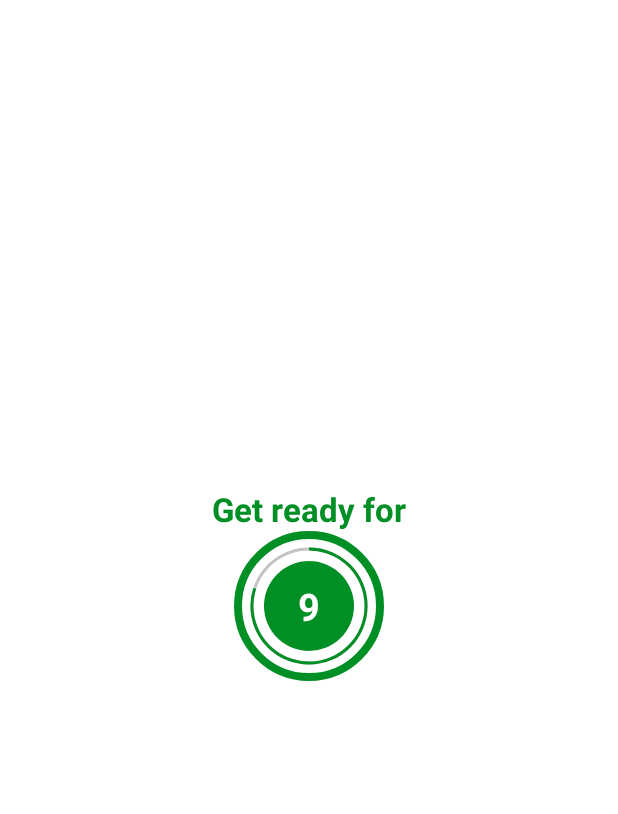
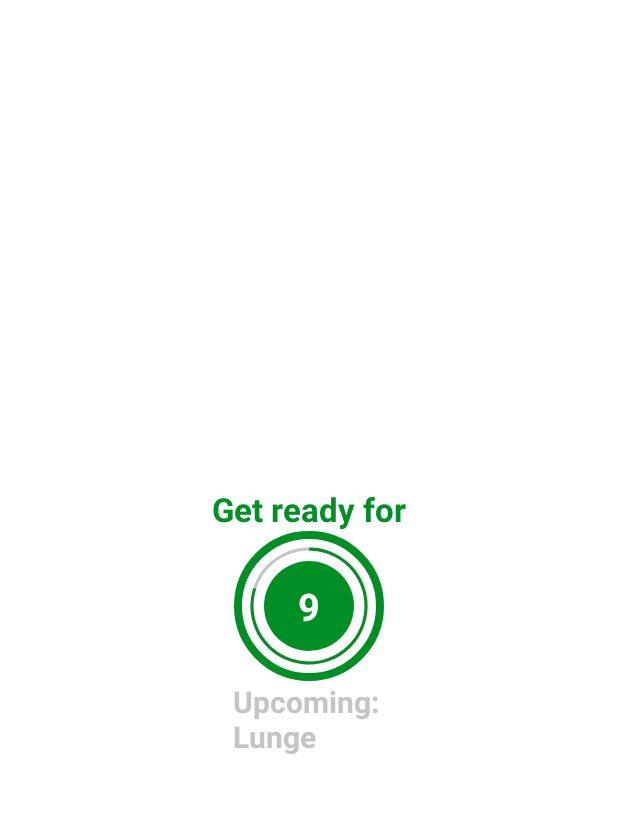
Before and after one commit to Adilkhan25/7MinutesWorkOut, an Android app: the ExerciseActivity screen opened directly, with no data from a screen before it, on a phone screen of 412 x 824 dp, the part 62-876 px from its top. Run offline under Robolectric (Android 15) with nearby library versions, the phone set to English and light mode, and no system bars.

Commit message:
Text to speech added to the project

```diff
--- a/app/src/main/AndroidManifest.xml
+++ b/app/src/main/AndroidManifest.xml
@@ -2,6 +2,11 @@
 <manifest xmlns:android="http://schemas.android.com/apk/res/android"
     xmlns:tools="http://schemas.android.com/tools"
     package="com.adilkhan.a7minutesworkout">
+    <queries>
+        <intent>
+            <action android:name="android.intent.action.TTS_SERVICE"/>
+        </intent>
+    </queries>
 
     <application
         android:allowBackup="true"
--- a/app/src/main/java/com/adilkhan/a7minutesworkout/ExerciseActivity.kt
+++ b/app/src/main/java/com/adilkhan/a7minutesworkout/ExerciseActivity.kt
@@ -3,11 +3,15 @@
 import androidx.appcompat.app.AppCompatActivity
 import android.os.Bundle
 import android.os.CountDownTimer
+import android.speech.tts.TextToSpeech
+import android.util.Log
 import android.view.View
 import android.widget.Toast
 import com.adilkhan.a7minutesworkout.databinding.ActivityExerciseBinding
+import java.util.*
+import kotlin.collections.ArrayList
 
-class ExerciseActivity : AppCompatActivity() {
+class ExerciseActivity : AppCompatActivity(), TextToSpeech.OnInitListener {
     private var exerciseBinding: ActivityExerciseBinding? = null
     // this countDown Time for rest
     private var restTimer : CountDownTimer? = null
@@ -20,11 +24,16 @@
 
     // create exercise list and current position of exercise
     private var exerciseList : ArrayList<ExerciseModel>? = null
-    private var currentPosition = -1
+    private var currentPosition = 0
+
+    // let's add text to speech in exercise
+    // for this create tts
+    private var tts : TextToSpeech? = null
     override fun onCreate(savedInstanceState: Bundle?) {
         super.onCreate(savedInstanceState)
         exerciseBinding = ActivityExerciseBinding.inflate(layoutInflater)
         setContentView(exerciseBinding?.root)
+
         setSupportActionBar(exerciseBinding?.exerciseToolbar)
         if(supportActionBar!=null)
         {
@@ -33,7 +42,10 @@
         exerciseBinding?.exerciseToolbar?.setNavigationOnClickListener{
             onBackPressed()
         }
+        //initialize exercise list
         exerciseList = Constants.defaultExerciseList()
+        //initialize tts
+        tts = TextToSpeech(this,this)
         setUpRestTimerView()
     }
     private fun setUpRestTimerView()
@@ -41,6 +53,7 @@
         // set visible to rest frame layout and tv title
         exerciseBinding?.flRestProgressBar?.visibility = View.VISIBLE
         exerciseBinding?.tvTitle?.visibility = View.VISIBLE
+        exerciseBinding?.tvNextExercise?.visibility = View.VISIBLE
         // set invisible to image view , text view fl exercise
         exerciseBinding?.flExerciseProgressBar?.visibility = View.INVISIBLE
         exerciseBinding?.tvExerciseTitle?.visibility = View.INVISIBLE
@@ -51,6 +64,8 @@
             restTimer = null
             restProcess = 0
         }
+        exerciseBinding?.tvNextExercise?.text = "Upcoming: \n${exerciseList!![currentPosition].getName()}"
+        speakOut("Take rest for 10 sec")
         setUpRestProgressBar()
     }
     private fun setUpExerciseView()
@@ -58,6 +73,7 @@
         // set invisible to rest frame layout and tv title
         exerciseBinding?.flRestProgressBar?.visibility = View.INVISIBLE
         exerciseBinding?.tvTitle?.visibility = View.INVISIBLE
+        exerciseBinding?.tvNextExercise?.visibility = View.INVISIBLE
         // set visible to image view , text view fl exercise
         exerciseBinding?.flExerciseProgressBar?.visibility = View.VISIBLE
         exerciseBinding?.tvExerciseTitle?.visibility = View.VISIBLE
@@ -69,8 +85,9 @@
             exerciseProcess = 0
         }
         // actual image and text from exercise model to xml
-        exerciseBinding?.ivImage?.setImageResource(exerciseList!![currentPosition].getImage())
-        exerciseBinding?.tvExerciseTitle?.text = exerciseList!![currentPosition].getName()
+        exerciseBinding?.ivImage?.setImageResource(exerciseList!![currentPosition-1].getImage())
+        exerciseBinding?.tvExerciseTitle?.text = exerciseList!![currentPosition-1].getName()
+        speakOut(exerciseList!![currentPosition-1].getName())
         setUpExerciseProgressBar()
     }
     private fun setUpRestProgressBar()
@@ -86,7 +103,7 @@
             }
 
             override fun onFinish() {
-                Toast.makeText(this@ExerciseActivity, "10 finished, let's do some exercise", Toast.LENGTH_LONG).show()
+
                 // when rest finish then call to exercise
                 currentPosition++
                 setUpExerciseView()
@@ -107,10 +124,9 @@
             }
 
             override fun onFinish() {
-                Toast.makeText(this@ExerciseActivity, "30 second finished now let's go for" +
-                        " rest",Toast.LENGTH_LONG).show()
+
                 // when exercise finish then call to rest
-                if(currentPosition<exerciseList!!.size - 1)
+                if(currentPosition<exerciseList!!.size)
                     setUpRestTimerView()
                 else
                 {
@@ -134,7 +150,32 @@
             exerciseTimer?.cancel()
             exerciseTimer = null
         }
+        if(tts!=null)
+        {
+            tts?.stop()
+            tts?.shutdown()
+        }
 
         exerciseBinding = null
     }
+    // this method text to speech ke interface se implement hua hai
+    override fun onInit(status: Int) {
+         if(status==TextToSpeech.SUCCESS)
+         {
+             val result = tts!!.setLanguage(Locale.US)
+             if(result == TextToSpeech.LANG_NOT_SUPPORTED || result==TextToSpeech.LANG_MISSING_DATA)
+             {
+                 Log.e("TTS", "Specified language not supported")
+             }
+         }
+        else
+         {
+             Log.e("TTS", "initialization failed")
+         }
+    }
+    // this method will speak whatever we will pass as a text
+    private fun speakOut(text:String)
+    {
+        tts!!.speak(text, TextToSpeech.QUEUE_FLUSH, null, "")
+    }
 }
--- a/app/src/main/res/layout/activity_exercise.xml
+++ b/app/src/main/res/layout/activity_exercise.xml
@@ -15,6 +15,7 @@
         app:layout_constraintTop_toTopOf="parent"
 
         />
+    <!-- below given layout is for rest -->
     <TextView
         android:id="@+id/tvTitle"
         android:layout_width="wrap_content"
@@ -67,6 +68,21 @@
 
 
     </FrameLayout>
+    <TextView
+        android:id="@+id/tvNextExercise"
+        android:layout_width="wrap_content"
+        android:layout_height="wrap_content"
+        app:layout_constraintTop_toBottomOf="@id/flRestProgressBar"
+        app:layout_constraintLeft_toLeftOf="parent"
+        app:layout_constraintRight_toRightOf="parent"
+        android:text="Upcoming:\nJumping Jacks"
+        android:textColor="@color/lightGray"
+        android:textSize="20sp"
+        android:textStyle="bold"
+
+        />
+
+    <!-- below given layout is for exercise -->
     <ImageView
         android:id="@+id/ivImage"
         android:layout_width="match_parent"
```
